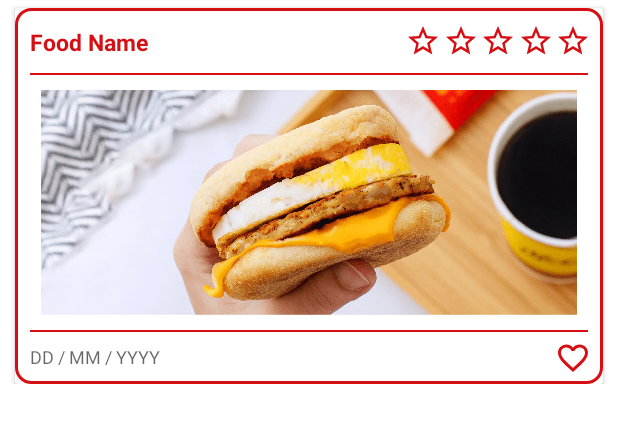
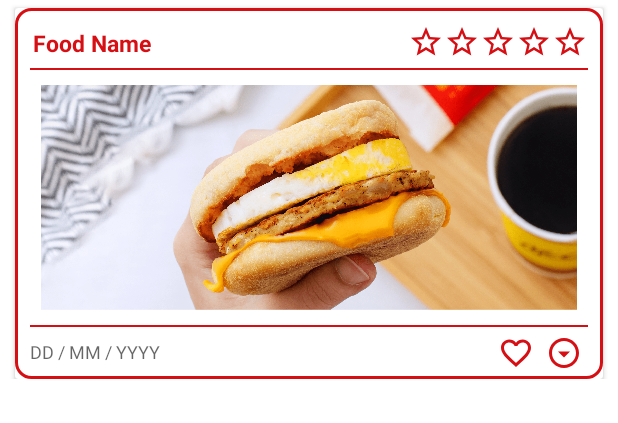
Before and after one commit to ChewonHan/BiteBook_new, an Android app: the layout home_card.xml on its own in the app's theme, with its tools: preview values and no code run, on a phone screen of 412 x 824 dp. Shown: the top 423 px of the screen. Run offline under Robolectric (Android 15) with nearby library versions, the phone set to English and light mode, and no system bars.

Commit message:
Edited the size of CardView and its elements in AddPage and HomePage

```diff
--- a/app/src/main/java/com/example/bitebook_new/AddPage.java
+++ b/app/src/main/java/com/example/bitebook_new/AddPage.java
@@ -114,6 +114,10 @@ public class AddPage extends Fragment {
                 Intent intent = new Intent();
                 intent.setType("image/*");
                 intent.setAction(Intent.ACTION_GET_CONTENT);
+
+                // set the height of the picture
+                int sizeInPixels = getResources().getDimensionPixelSize(R.dimen.picture_height);
+                pictures.getLayoutParams().height = sizeInPixels;
 
                 startActivityForResult(intent, 1);
                 addPicDes.setText("");
--- a/app/src/main/res/layout/home_card.xml
+++ b/app/src/main/res/layout/home_card.xml
@@ -22,12 +22,20 @@
             android:layout_height="match_parent"
             android:background="@drawable/element_border">
 
+            <LinearLayout
+                android:id="@+id/stars"
+                android:layout_width="match_parent"
+                android:layout_height="wrap_content"
+                android:layout_marginTop="5dp"
+                android:orientation="horizontal">
+
                 <TextView
                     android:id="@+id/foodName"
                     android:layout_width="wrap_content"
                     android:layout_height="wrap_content"
-                android:layout_marginHorizontal="10dp"
-                android:layout_marginTop="12dp"
+                    android:layout_marginHorizontal="12dp"
+                    android:layout_marginTop="7dp"
+                    android:layout_weight="1"
                     android:text="Food Name"
                     android:textColor="@color/bacon"
                     android:textSize="15dp"
@@ -37,49 +45,46 @@
                     android:id="@+id/rateStar5"
                     android:layout_width="wrap_content"
                     android:layout_height="wrap_content"
-                android:layout_marginVertical="10dp"
-                android:layout_marginLeft="360dp"
+                    android:layout_marginVertical="5dp"
                     android:src="@drawable/rate_star_icon" />
 
                 <ImageView
                     android:id="@+id/rateStar4"
                     android:layout_width="wrap_content"
                     android:layout_height="wrap_content"
-                android:layout_marginVertical="10dp"
-                android:layout_marginLeft="335dp"
+                    android:layout_marginVertical="5dp"
                     android:src="@drawable/rate_star_icon" />
 
                 <ImageView
                     android:id="@+id/rateStar3"
                     android:layout_width="wrap_content"
                     android:layout_height="wrap_content"
-                android:layout_marginVertical="10dp"
-                android:layout_marginLeft="310dp"
+                    android:layout_marginVertical="5dp"
                     android:src="@drawable/rate_star_icon" />
 
                 <ImageView
                     android:id="@+id/rateStar2"
                     android:layout_width="wrap_content"
                     android:layout_height="wrap_content"
-                android:layout_marginVertical="10dp"
-                android:layout_marginLeft="285dp"
+                    android:layout_marginVertical="5dp"
                     android:src="@drawable/rate_star_icon" />
 
                 <ImageView
                     android:id="@+id/rateStar1"
                     android:layout_width="wrap_content"
                     android:layout_height="wrap_content"
-                android:layout_marginVertical="10dp"
-                android:layout_marginLeft="260dp"
+                    android:layout_marginVertical="5dp"
+                    android:layout_marginRight="10dp"
                     android:src="@drawable/rate_star_icon" />
+            </LinearLayout>
 
             <View
                 android:id="@+id/line1"
                 android:layout_width="match_parent"
                 android:layout_height="1dp"
-                android:layout_below="@+id/foodName"
+                android:layout_below="@+id/stars"
                 android:layout_marginHorizontal="10dp"
-                android:layout_marginVertical="10dp"
+                android:layout_marginBottom="10dp"
                 android:background="@color/bacon" />
 
             <ImageView
@@ -95,35 +100,49 @@
                 android:id="@+id/line2"
                 android:layout_width="match_parent"
                 android:layout_height="1dp"
-                android:layout_below="@id/foodPic"
+                android:layout_below="@+id/foodPic"
                 android:layout_marginHorizontal="10dp"
                 android:layout_marginTop="10dp"
                 android:background="@color/bacon" />
+
+            <LinearLayout
+                android:id="@+id/belowElements"
+                android:layout_width="match_parent"
+                android:layout_height="wrap_content"
+                android:layout_below="@+id/line2">
+
+                <TextView
+                    android:id="@+id/date"
+                    android:layout_width="0dp"
+                    android:layout_height="wrap_content"
+                    android:layout_weight="20"
+                    android:layout_marginLeft="10dp"
+                    android:layout_marginTop="8dp"
+                    android:layout_marginBottom="5dp"
+                    android:hint="DD / MM / YYYY"
+                    android:textColor="@color/darker_red"
+                    android:textSize="12dp" />
 
             <ImageView
                 android:id="@+id/favIcon"
                 android:layout_width="wrap_content"
                 android:layout_height="wrap_content"
-                android:layout_below="@+id/line2"
+                android:layout_weight="0.5"
                 android:layout_marginVertical="5dp"
-                android:layout_marginLeft="360dp"
                 android:src="@drawable/fav_icon" />
 
-            <TextView
-                android:id="@+id/date"
-                android:layout_width="match_parent"
+            <ImageView
+                android:id="@+id/moreIcon"
+                android:layout_width="wrap_content"
                 android:layout_height="wrap_content"
-                android:layout_below="@+id/line2"
-                android:layout_marginLeft="10dp"
-                android:layout_marginTop="8dp"
-                android:layout_marginRight="80dp"
-                android:layout_marginBottom="5dp"
-                android:hint="DD / MM / YYYY"
-                android:textColor="@color/darker_red"
-                android:textSize="12dp" />
+                android:layout_weight="0.5"
+                android:layout_marginRight="10dp"
+                android:layout_marginVertical="5dp"
+                android:src="@drawable/more_icon" />
+
+            </LinearLayout>
 
         </RelativeLayout>
     </androidx.cardview.widget.CardView>
 
-
 </androidx.constraintlayout.widget.ConstraintLayout>
--- a/app/src/main/res/values/strings.xml
+++ b/app/src/main/res/values/strings.xml
@@ -4,6 +4,8 @@
 
     <string name="open_nav">Open Navigation Drawer</string>
     <string name="close_nav">Close Navigation Drawer</string>
+
+    <dimen name="picture_height">100dp</dimen>
 
 
     <string-array name="areaSpinner">
```
Also changed, not shown: app/src/main/java/com/example/bitebook_new/TODO_list.java (+3 -4 lines), app/src/main/res/layout/fragment_add_page.xml (+19 -10 lines). Lines whose indentation alone changed are shown as unchanged.
